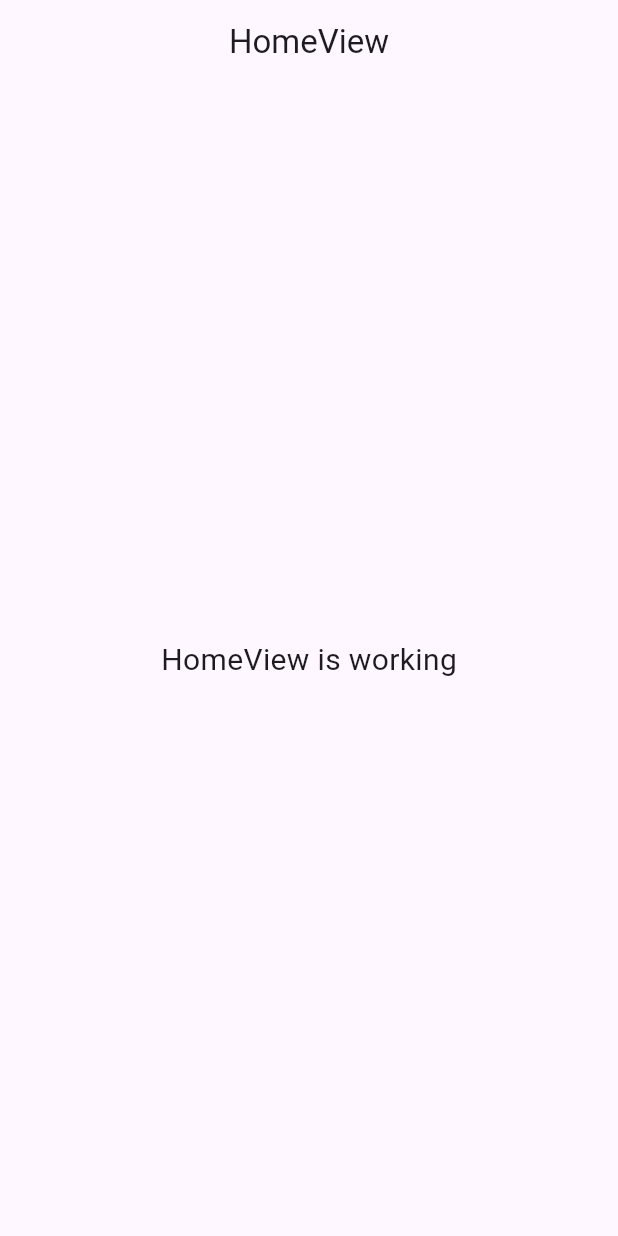
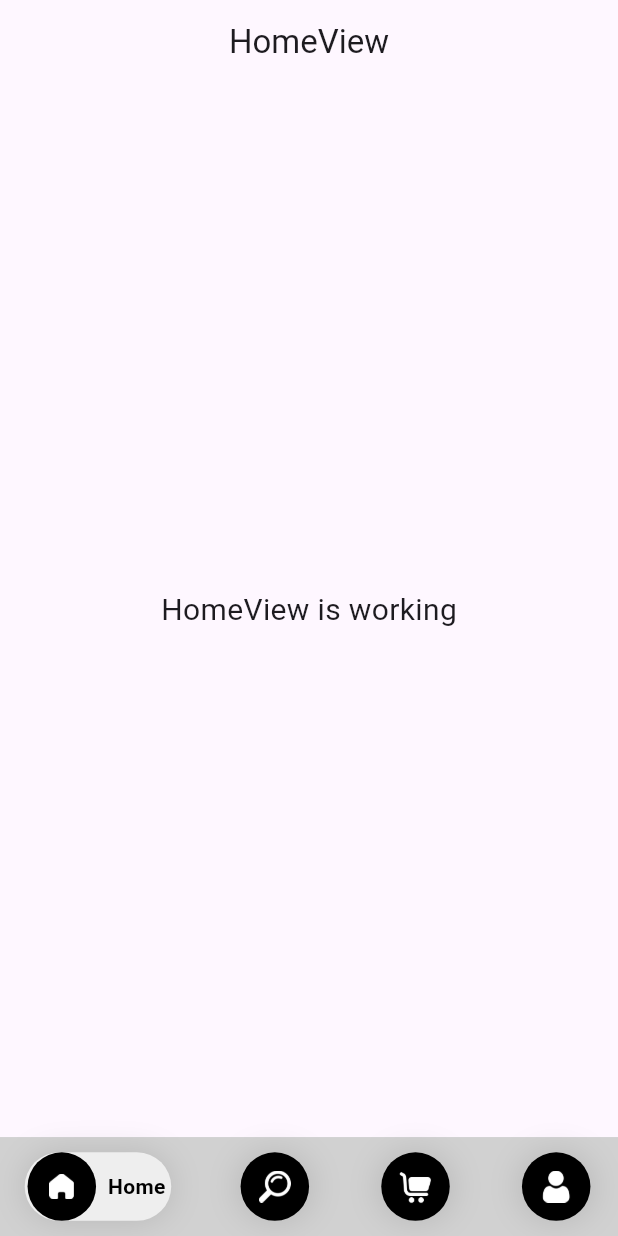
Before and after one commit to md-miyam/my_ecommerce, a Flutter app: the screen it shows after launch, on a phone screen of 412 x 824 dp. Run offline on Flutter 3.47's test engine with Material 3 defaults, Android fonts, the phone set to English and light mode, and no system bars; drawn by our look-alikes of google_nav_bar; our stand-ins replace flutter_screenutil, get.

Commit message:
custom_bottom_navigation_bar added

```diff
--- /dev/null
+++ b/lib/app/modules/custom_bottom_navigation_bar/bindings/custom_bottom_navigation_bar_binding.dart
@@ -0,0 +1,12 @@
+import 'package:get/get.dart';
+
+import '../controllers/custom_bottom_navigation_bar_controller.dart';
+
+class CustomBottomNavigationBarBinding extends Bindings {
+  @override
+  void dependencies() {
+    Get.lazyPut<CustomBottomNavigationBarController>(
+      () => CustomBottomNavigationBarController(),
+    );
+  }
+}
--- /dev/null
+++ b/lib/app/modules/custom_bottom_navigation_bar/controllers/custom_bottom_navigation_bar_controller.dart
@@ -0,0 +1,13 @@
+import 'package:flutter/cupertino.dart';
+import 'package:get/get.dart';
+import 'package:my_ecommerce/app/modules/home/views/home_view.dart';
+
+class CustomBottomNavigationBarController extends GetxController {
+  RxInt currentIndex = 0.obs;
+
+  final page = [HomeView(), Container(), Container(), Container(), Container()];
+
+  void changeIndex(int index) {
+    currentIndex.value = index;
+  }
+}
--- /dev/null
+++ b/lib/app/modules/custom_bottom_navigation_bar/views/custom_bottom_navigation_bar_view.dart
@@ -0,0 +1,80 @@
+import 'package:flutter/material.dart';
+import 'package:flutter_screenutil/flutter_screenutil.dart';
+
+import 'package:get/get.dart';
+import 'package:google_nav_bar/google_nav_bar.dart';
+
+import '../controllers/custom_bottom_navigation_bar_controller.dart';
+
+class CustomBottomNavigationBarView
+    extends GetView<CustomBottomNavigationBarController> {
+  const CustomBottomNavigationBarView({super.key});
+
+  @override
+  Widget build(BuildContext context) {
+    return Scaffold(
+      body: Obx(() => controller.page[controller.currentIndex.value]),
+      bottomNavigationBar: Obx(
+        () => Container(
+          color: Color(0xFFd1d1d1),
+          padding: EdgeInsets.symmetric(horizontal: 15.w, vertical: 10.h),
+          child: GNav(
+            tabShadow: [BoxShadow(color: Colors.black12, blurRadius: 18)],
+            // curve: Curves.ease,
+            duration: Duration(milliseconds: 200),
+            activeColor: Colors.black,
+            tabBackgroundColor: Color(0xffeeeeee),
+            padding: EdgeInsets.symmetric(horizontal: 0, vertical: 0),
+            tabBorderRadius: 100,
+            gap: 6,
+            selectedIndex: controller.currentIndex.value,
+            onTabChange: controller.changeIndex,
+            tabs: [
+              buildGButton(
+                text: "Home",
+                icon: "assets/icons/home_icon.png",
+                iconPadding: 14,
+              ),
+              buildGButton(
+                text: "Search",
+                icon: "assets/icons/search_icon.png",
+                iconPadding: 12,
+              ),
+              // buildGButton(text: "Saved", icon: "assets/icons/love_icon.png",iconPadding: 10),
+              buildGButton(
+                text: "Cart",
+                icon: "assets/icons/cart_icon.png",
+                iconPadding: 10,
+              ),
+              buildGButton(
+                text: "Account",
+                icon: "assets/icons/person _icon.png",
+                iconPadding: 12,
+              ),
+            ],
+          ),
+        ),
+      ),
+    );
+  }
+
+  GButton buildGButton({
+    required String text,
+    required String icon,
+    required double iconPadding,
+  }) {
+    return GButton(
+      text: '$text ',
+      icon: Icons.circle,
+      leading: Container(
+        height: 45.h,
+        width: 45.w,
+        decoration: BoxDecoration(color: Colors.black, shape: BoxShape.circle),
+        child: Padding(
+          padding: EdgeInsets.all(iconPadding.sp),
+          child: Image.asset(icon, color: Colors.white),
+        ),
+      ),
+    );
+  }
+}
--- a/lib/app/routes/app_pages.dart
+++ b/lib/app/routes/app_pages.dart
@@ -1,5 +1,7 @@
 import 'package:get/get.dart';
 
+import '../modules/custom_bottom_navigation_bar/bindings/custom_bottom_navigation_bar_binding.dart';
+import '../modules/custom_bottom_navigation_bar/views/custom_bottom_navigation_bar_view.dart';
 import '../modules/home/bindings/home_binding.dart';
 import '../modules/home/views/home_view.dart';
 
@@ -8,7 +10,7 @@ part 'app_routes.dart';
 class AppPages {
   AppPages._();
 
-  static const INITIAL = Routes.HOME;
+  static const INITIAL = Routes.CUSTOM_BOTTOM_NAVIGATION_BAR;
 
   static final routes = [
     GetPage(
@@ -16,5 +18,10 @@ class AppPages {
       page: () => const HomeView(),
       binding: HomeBinding(),
     ),
+    GetPage(
+      name: _Paths.CUSTOM_BOTTOM_NAVIGATION_BAR,
+      page: () => const CustomBottomNavigationBarView(),
+      binding: CustomBottomNavigationBarBinding(),
+    ),
   ];
 }
--- a/lib/app/routes/app_routes.dart
+++ b/lib/app/routes/app_routes.dart
@@ -4,9 +4,12 @@ part of 'app_pages.dart';
 abstract class Routes {
   Routes._();
   static const HOME = _Paths.HOME;
+  static const CUSTOM_BOTTOM_NAVIGATION_BAR =
+      _Paths.CUSTOM_BOTTOM_NAVIGATION_BAR;
 }
 
 abstract class _Paths {
   _Paths._();
   static const HOME = '/home';
+  static const CUSTOM_BOTTOM_NAVIGATION_BAR = '/custom-bottom-navigation-bar';
 }
--- a/lib/main.dart
+++ b/lib/main.dart
@@ -1,16 +1,6 @@
 import 'package:flutter/material.dart';
-
-import 'package:get/get.dart';
-
-import 'app/routes/app_pages.dart';
+import 'management.dart';
 
 void main() {
-  runApp(
-    GetMaterialApp(
-      debugShowCheckedModeBanner: false,
-      title: "Application",
-      initialRoute: AppPages.INITIAL,
-      getPages: AppPages.routes,
-    ),
-  );
+  runApp(Management());
 }
--- /dev/null
+++ b/lib/management.dart
@@ -0,0 +1,25 @@
+import 'package:flutter/cupertino.dart';
+import 'package:flutter/material.dart';
+import 'package:flutter_screenutil/flutter_screenutil.dart';
+import 'package:get/get.dart';
+import 'app/routes/app_pages.dart';
+
+class Management extends StatelessWidget {
+  const Management({super.key});
+
+  @override
+  Widget build(BuildContext context) {
+    return ScreenUtilInit(
+      designSize: Size(375, 812),
+      minTextAdapt: true,
+      splitScreenMode: true,
+      builder: (context, child) => GetMaterialApp(
+        title: "E-commerce",
+        // theme: themeData(),
+        debugShowCheckedModeBanner: false,
+        initialRoute: AppPages.INITIAL,
+        getPages: AppPages.routes,
+      ),
+    );
+  }
+}
```
Also changed, not shown: pubspec.yaml (+8 -3 lines), assets/icons/cart_icon.png (added), assets/icons/home_icon.png (added), assets/icons/love_icon.png (added), assets/icons/person _icon.png (added), assets/icons/search_icon.png (added), pubspec.lock.
